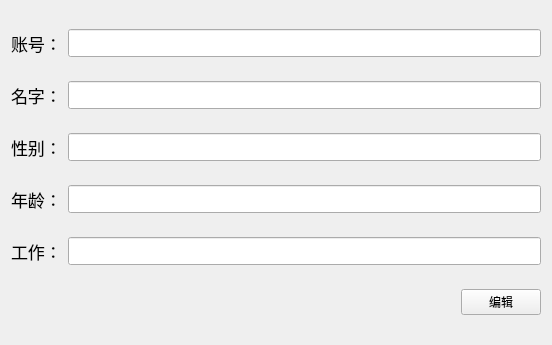
The window that registrationinfo.ui (kangwenyun/batch_acquisition_system_qt_before) describes before a commit, drawn with Qt 5.
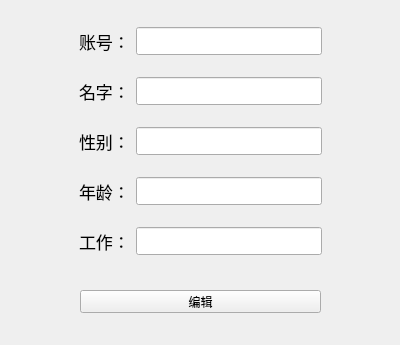
The same window after the commit.

Diff of the .ui file:
```diff
--- a/registrationinfo.ui
+++ b/registrationinfo.ui
@@ -6,7 +6,7 @@
    <rect>
     <x>0</x>
     <y>0</y>
-    <width>552</width>
+    <width>400</width>
     <height>345</height>
    </rect>
   </property>
@@ -19,6 +19,28 @@
   <property name="windowTitle">
    <string>Form</string>
   </property>
+  <widget class="QPushButton" name="edit_ok_button">
+   <property name="geometry">
+    <rect>
+     <x>80</x>
+     <y>290</y>
+     <width>241</width>
+     <height>23</height>
+    </rect>
+   </property>
+   <property name="text">
+    <string>编辑</string>
+   </property>
+  </widget>
+  <widget class="QWidget" name="">
+   <property name="geometry">
+    <rect>
+     <x>79</x>
+     <y>11</y>
+     <width>243</width>
+     <height>261</height>
+    </rect>
+   </property>
   <layout class="QVBoxLayout" name="verticalLayout">
    <item>
     <layout class="QHBoxLayout" name="horizontalLayout">
@@ -148,31 +170,8 @@
      </item>
     </layout>
    </item>
-   <item>
-    <layout class="QHBoxLayout" name="horizontalLayout_6">
-     <item>
-      <spacer name="horizontalSpacer">
-       <property name="orientation">
-        <enum>Qt::Horizontal</enum>
-       </property>
-       <property name="sizeHint" stdset="0">
-        <size>
-         <width>40</width>
-         <height>20</height>
-        </size>
-       </property>
-      </spacer>
-     </item>
-     <item>
-      <widget class="QPushButton" name="edit_ok_button">
-       <property name="text">
-        <string>编辑</string>
-       </property>
-      </widget>
-     </item>
-    </layout>
-   </item>
-  </layout>
+   </layout>
+  </widget>
  </widget>
  <resources/>
  <connections/>
```
Lines whose indentation alone changed are shown as unchanged.
